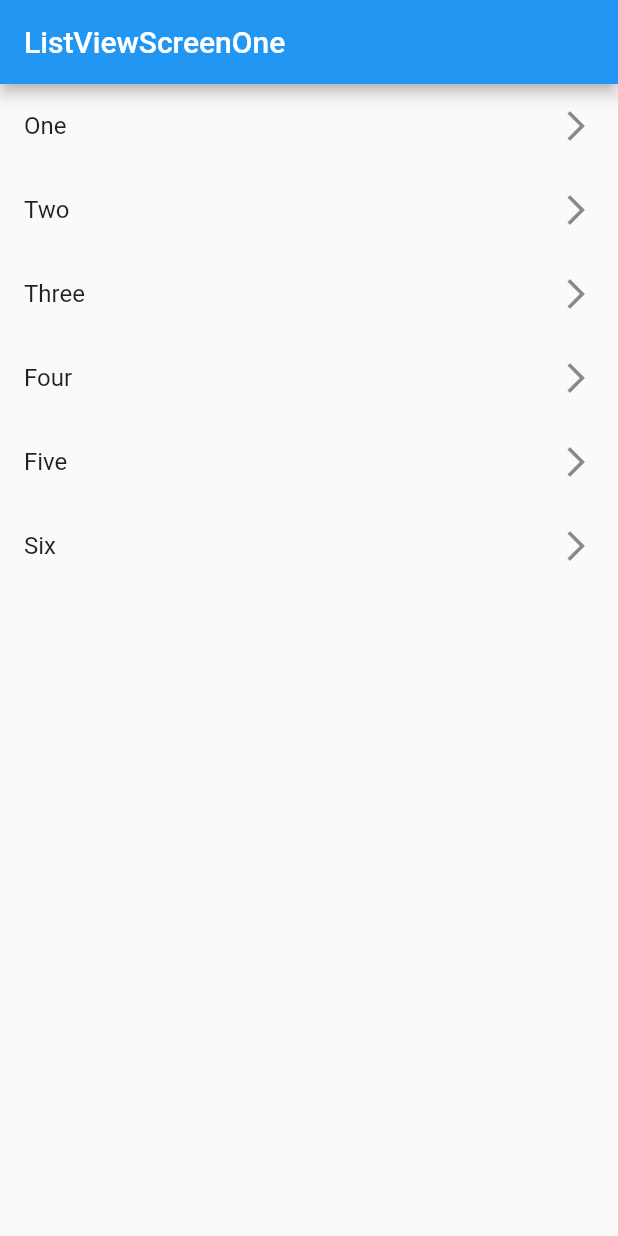
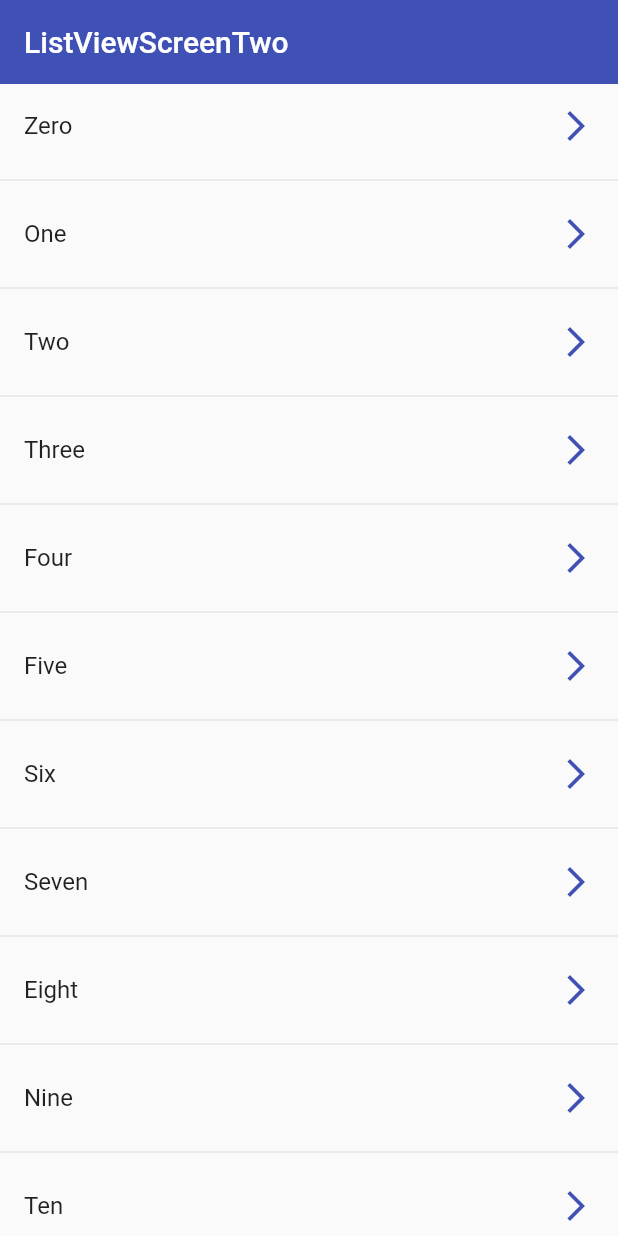
Before and after one commit to francmarin98/flutter_components_app, a Flutter app: the screen it shows after launch, on a phone screen of 412 x 824 dp. Run offline on Flutter 3.47's test engine with Material 2 defaults, Android fonts, the phone set to English and light mode, and no system bars.

Commit message:
ListTitle dinámico

```diff
--- a/lib/main.dart
+++ b/lib/main.dart
@@ -1,4 +1,5 @@
-import 'package:components_app/screens/listview_screen.dart';
+// import 'package:components_app/screens/listview_screen_one.dart';
+import 'package:components_app/screens/listview_screen_two.dart';
 import 'package:flutter/material.dart';
 
 void main() => runApp(const MyApp());
@@ -11,6 +12,6 @@ class MyApp extends StatelessWidget {
     return const MaterialApp(
         debugShowCheckedModeBanner: false,
         title: 'Material App',
-        home: ListViewScreenOne());
+        home: ListViewScreenTwo());
   }
 }
--- a/lib/screens/listview_screen.dart
+++ b/lib/screens/listview_screen_one.dart
@@ -8,7 +8,11 @@ class ListViewScreenOne extends StatelessWidget {
   @override
   Widget build(BuildContext context) {
     return Scaffold(
-      appBar: AppBar(title: const Text("ListViewScreenOne")),
+      appBar: AppBar(
+        title: const Text("ListViewScreenOne"),
+        elevation: 0,
+        backgroundColor: Colors.indigo,
+      ),
       body: ListView(
         children: [
           ...options
--- /dev/null
+++ b/lib/screens/listview_screen_two.dart
@@ -0,0 +1,44 @@
+import 'package:flutter/material.dart';
+
+class ListViewScreenTwo extends StatelessWidget {
+  final options = const [
+    'Zero',
+    'One',
+    'Two',
+    'Three',
+    'Four',
+    'Five',
+    'Six',
+    'Seven',
+    'Eight',
+    'Nine',
+    'Ten',
+  ];
+
+  const ListViewScreenTwo({Key? key}) : super(key: key);
+
+  @override
+  Widget build(BuildContext context) {
+    return Scaffold(
+      appBar: AppBar(
+        title: const Text("ListViewScreenTwo"),
+        elevation: 0,
+        backgroundColor: Colors.indigo,
+      ),
+      body: ListView.separated(
+        itemCount: options.length,
+        separatorBuilder: (_, __) {
+          return const Divider();
+        },
+        itemBuilder: (BuildContext context, int index) {
+          return ListTile(
+            title: Text(options[index]),
+            trailing: const Icon(Icons.arrow_forward_ios_outlined,
+                color: Colors.indigo),
+            onTap: () {},
+          );
+        },
+      ),
+    );
+  }
+}
```
